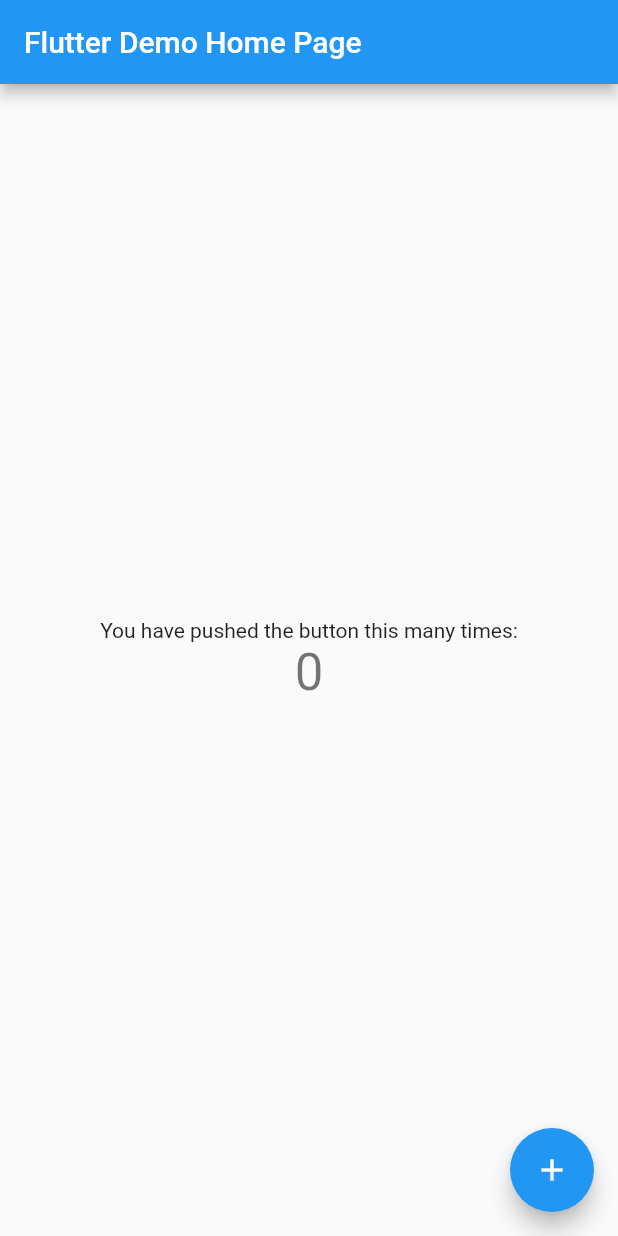
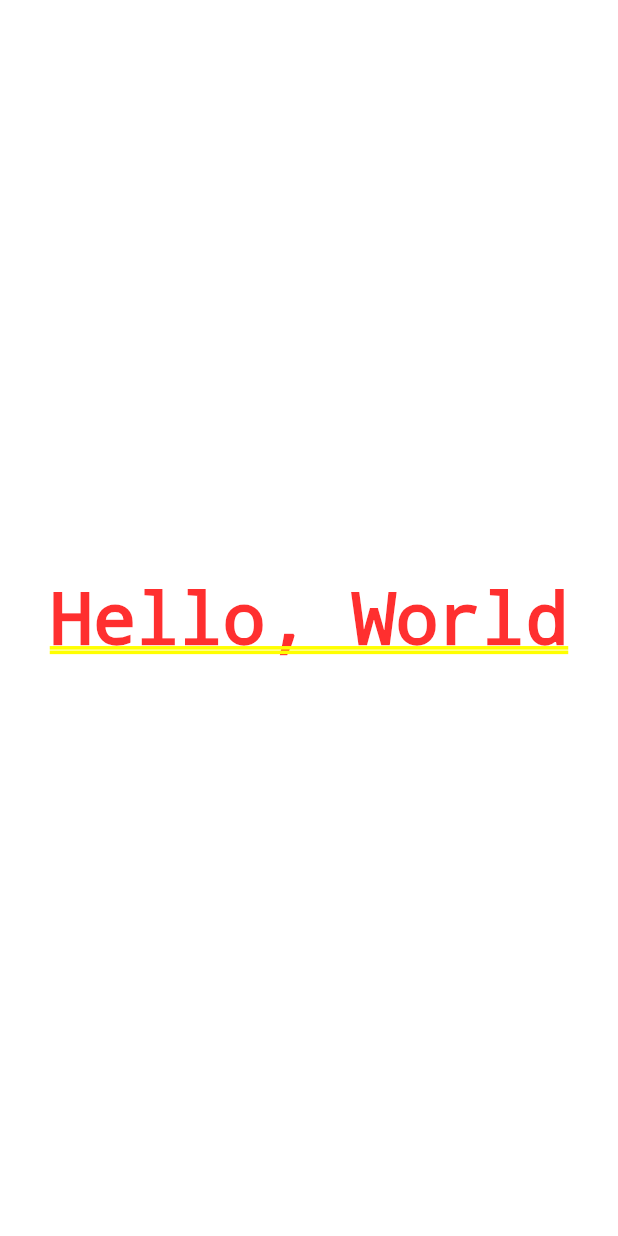
Before and after one commit to korca0220/Flutter_project, a Flutter app: the screen it shows after launch, on a phone screen of 412 x 824 dp. Run offline on Flutter 3.47's test engine with Material 2 defaults, Android fonts, the phone set to English and light mode, and no system bars; our stand-ins replace sqflite; accounts and stored records are empty.

Commit message:
시작 코드 간소화 및 수정 https://github.com/korca0220/Flutter_project/issues/6

```diff
--- a/i_am_rich/lib/main.dart
+++ b/i_am_rich/lib/main.dart
@@ -1,113 +1,11 @@
 import 'package:flutter/material.dart';
 
 void main() {
-  runApp(MyApp());
+  runApp(
+    MaterialApp(
+      home: Center(
+        child: Text("Hello, World"),
+      ),
+    ),
+  );
 }
-
-class MyApp extends StatelessWidget {
-  // This widget is the root of your application.
-  @override
-  Widget build(BuildContext context) {
-    return MaterialApp(
-      title: 'Flutter Demo',
-      theme: ThemeData(
-        // This is the theme of your application.
-        //
-        // Try running your application with "flutter run". You'll see the
-        // application has a blue toolbar. Then, without quitting the app, try
-        // changing the primarySwatch below to Colors.green and then invoke
-        // "hot reload" (press "r" in the console where you ran "flutter run",
-        // or simply save your changes to "hot reload" in a Flutter IDE).
-        // Notice that the counter didn't reset back to zero; the application
-        // is not restarted.
-        primarySwatch: Colors.blue,
-      ),
-      home: MyHomePage(title: 'Flutter Demo Home Page'),
-    );
-  }
-}
-
-class MyHomePage extends StatefulWidget {
-  MyHomePage({Key key, this.title}) : super(key: key);
-
-  // This widget is the home page of your application. It is stateful, meaning
-  // that it has a State object (defined below) that contains fields that affect
-  // how it looks.
-
-  // This class is the configuration for the state. It holds the values (in this
-  // case the title) provided by the parent (in this case the App widget) and
-  // used by the build method of the State. Fields in a Widget subclass are
-  // always marked "final".
-
-  final String title;
-
-  @override
-  _MyHomePageState createState() => _MyHomePageState();
-}
-
-class _MyHomePageState extends State<MyHomePage> {
-  int _counter = 0;
-
-  void _incrementCounter() {
-    setState(() {
-      // This call to setState tells the Flutter framework that something has
-      // changed in this State, which causes it to rerun the build method below
-      // so that the display can reflect the updated values. If we changed
-      // _counter without calling setState(), then the build method would not be
-      // called again, and so nothing would appear to happen.
-      _counter++;
-    });
-  }
-
-  @override
-  Widget build(BuildContext context) {
-    // This method is rerun every time setState is called, for instance as done
-    // by the _incrementCounter method above.
-    //
-    // The Flutter framework has been optimized to make rerunning build methods
-    // fast, so that you can just rebuild anything that needs updating rather
-    // than having to individually change instances of widgets.
-    return Scaffold(
-      appBar: AppBar(
-        // Here we take the value from the MyHomePage object that was created by
-        // the App.build method, and use it to set our appbar title.
-        title: Text(widget.title),
-      ),
-      body: Center(
-        // Center is a layout widget. It takes a single child and positions it
-        // in the middle of the parent.
-        child: Column(
-          // Column is also a layout widget. It takes a list of children and
-          // arranges them vertically. By default, it sizes itself to fit its
-          // children horizontally, and tries to be as tall as its parent.
-          //
-          // Invoke "debug painting" (press "p" in the console, choose the
-          // "Toggle Debug Paint" action from the Flutter Inspector in Android
-          // Studio, or the "Toggle Debug Paint" command in Visual Studio Code)
-          // to see the wireframe for each widget.
-          //
-          // Column has various properties to control how it sizes itself and
-          // how it positions its children. Here we use mainAxisAlignment to
-          // center the children vertically; the main axis here is the vertical
-          // axis because Columns are vertical (the cross axis would be
-          // horizontal).
-          mainAxisAlignment: MainAxisAlignment.center,
-          children: <Widget>[
-            Text(
-              'You have pushed the button this many times:',
-            ),
-            Text(
-              '$_counter',
-              style: Theme.of(context).textTheme.headline4,
-            ),
-          ],
-        ),
-      ),
-      floatingActionButton: FloatingActionButton(
-        onPressed: _incrementCounter,
-        tooltip: 'Increment',
-        child: Icon(Icons.add),
-      ), // This trailing comma makes auto-formatting nicer for build methods.
-    );
-  }
-}
```
Also changed, not shown: 1 other file.
